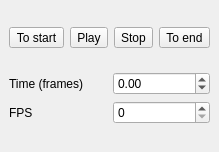
Qt form studio/docks/playback_dock.ui (caryoscelus/rainynite-studio) before a commit.
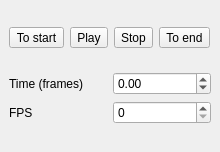
The same form after that commit. Icons and pictures are not drawn.

Commit message: Move playback dock back to bottom & configure dock size policies

Patch:
```diff
--- a/studio/docks/playback_dock.ui
+++ b/studio/docks/playback_dock.ui
@@ -6,10 +6,22 @@
    <rect>
     <x>0</x>
     <y>0</y>
-    <width>200</width>
+    <width>220</width>
     <height>152</height>
    </rect>
   </property>
+  <property name="sizePolicy">
+   <sizepolicy hsizetype="Maximum" vsizetype="Preferred">
+    <horstretch>0</horstretch>
+    <verstretch>0</verstretch>
+   </sizepolicy>
+  </property>
+  <property name="minimumSize">
+   <size>
+    <width>220</width>
+    <height>152</height>
+   </size>
+  </property>
   <property name="windowTitle">
    <string>Playbac&amp;k Dock</string>
   </property>
```
The commit also changes 2 other files.
